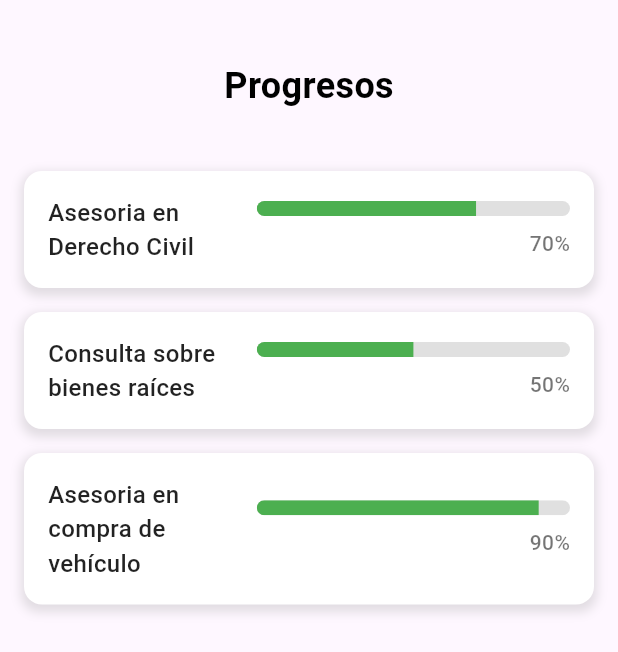
After one commit to AxcelVillagran/PrototipoSI, a Flutter app: the ProgresosScreen screen opened directly, on a phone screen of 412 x 824 dp. The commit adds this screen. Shown: the top 652 px of the screen. Run offline on Flutter 3.47's test engine with Material 3 defaults, Android fonts, the light colour scheme and no system bars.

Commit message:
Progreso

```diff
--- a/lib/screens/cliente_actions_screen.dart
+++ b/lib/screens/cliente_actions_screen.dart
@@ -4,6 +4,7 @@ import 'buscar_abogados_screen.dart';
 import 'subir_reclamo_screen.dart';
 import 'mis_asesorias_screen.dart';
 import 'tramites_legales_screen.dart';
+import 'progresos_screen.dart';
 
 class ClienteActionsScreen extends StatefulWidget {
   @override
@@ -18,6 +19,7 @@ class _ClienteActionsScreenState extends State<ClienteActionsScreen> {
     SubirReclamoScreen(),
     MisAsesoriasScreen(),
     TramitesLegalesScreen(),
+    ProgresosScreen()
   ];
 
   void _onItemTapped(int index) {
@@ -67,6 +69,11 @@ class _ClienteActionsScreenState extends State<ClienteActionsScreen> {
               onTap: () => _onItemTapped(3),
             ),
             ListTile(
+              leading: Icon(Icons.hourglass_bottom),
+              title: Text("Progreso de tramites"),
+              onTap: () => _onItemTapped(4),
+            ),
+            ListTile(
               leading: Icon(Icons.logout_rounded),
               title: Text("Log Out"),
               onTap: () => {
--- /dev/null
+++ b/lib/screens/progresos_screen.dart
@@ -0,0 +1,107 @@
+import 'package:flutter/material.dart';
+
+class ProgresosScreen extends StatelessWidget {
+  // Lista de ítems con su progreso asociado
+  final List<Map<String, dynamic>> progresos = [
+    {"titulo": "Asesoria en Derecho Civil", "progreso": 0.7},
+    {"titulo": "Consulta sobre bienes raíces", "progreso": 0.5},
+    {"titulo": "Asesoria en compra de vehículo", "progreso": 0.9},
+  ];
+
+  @override
+  Widget build(BuildContext context) {
+    return Scaffold(
+      body: Column(
+        children: [
+          // Título de la página
+          Container(
+            padding: EdgeInsets.only(top: 40, bottom: 16),
+            alignment: Alignment.center,
+            child: Text(
+              "Progresos",
+              style: TextStyle(
+                fontSize: 24,
+                fontWeight: FontWeight.bold,
+                color: Colors.black,
+              ),
+            ),
+          ),
+          // Lista de ítems con barras de progreso
+          Expanded(
+            child: Padding(
+              padding: const EdgeInsets.all(16.0),
+              child: ListView.builder(
+                itemCount: progresos.length,
+                itemBuilder: (context, index) {
+                  final progreso = progresos[index];
+                  final porcentaje = (progreso["progreso"] * 100).toInt();
+                  return Padding(
+                    padding: const EdgeInsets.symmetric(vertical: 8.0),
+                    child: Container(
+                      decoration: BoxDecoration(
+                        color: Colors.white,
+                        borderRadius: BorderRadius.circular(12),
+                        boxShadow: [
+                          BoxShadow(
+                            color: Colors.grey.withOpacity(0.3),
+                            spreadRadius: 2,
+                            blurRadius: 5,
+                            offset: Offset(0, 3),
+                          ),
+                        ],
+                      ),
+                      padding: EdgeInsets.all(16),
+                      child: Row(
+                        children: [
+                          // Texto alineado a la izquierda
+                          Expanded(
+                            flex: 2,
+                            child: Text(
+                              progreso["titulo"],
+                              style: TextStyle(
+                                fontSize: 16,
+                                fontWeight: FontWeight.w500,
+                                color: Colors.black87,
+                              ),
+                            ),
+                          ),
+                          // Barra de progreso y porcentaje
+                          Expanded(
+                            flex: 3,
+                            child: Column(
+                              crossAxisAlignment: CrossAxisAlignment.end,
+                              children: [
+                                ClipRRect(
+                                  borderRadius: BorderRadius.circular(5),
+                                  child: LinearProgressIndicator(
+                                    value: progreso["progreso"],
+                                    backgroundColor: Colors.grey[300],
+                                    color: Colors.green,
+                                    minHeight: 10,
+                                  ),
+                                ),
+                                SizedBox(height: 8),
+                                Text(
+                                  "$porcentaje%",
+                                  style: TextStyle(
+                                    fontSize: 14,
+                                    fontWeight: FontWeight.w500,
+                                    color: Colors.black54,
+                                  ),
+                                ),
+                              ],
+                            ),
+                          ),
+                        ],
+                      ),
+                    ),
+                  );
+                },
+              ),
+            ),
+          ),
+        ],
+      ),
+    );
+  }
+}
```
